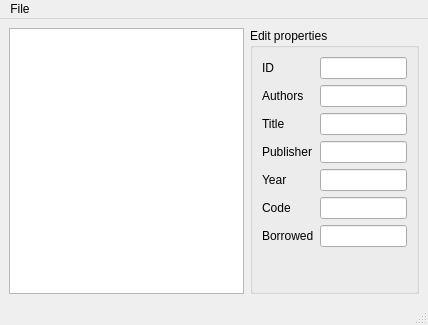
Sl-Alex/CppLearn, file L2_1/books/mainwindow.ui: the form before one commit.
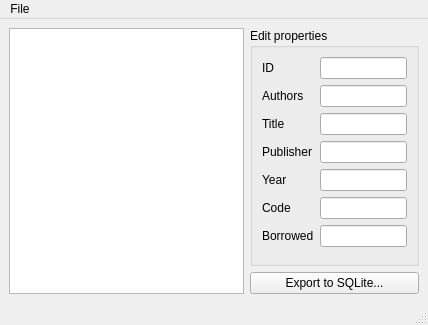
The form after the commit.

Commit message: Export to SQLite

```diff
--- a/L2_1/books/mainwindow.ui
+++ b/L2_1/books/mainwindow.ui
@@ -35,6 +35,8 @@
      </widget>
     </item>
     <item>
+     <layout class="QVBoxLayout" name="verticalLayout">
+      <item>
      <widget class="QGroupBox" name="groupBox">
       <property name="title">
        <string>Edit properties</string>
@@ -114,7 +116,13 @@
      </widget>
     </item>
     <item>
-     <layout class="QVBoxLayout" name="verticalLayout"/>
+       <widget class="QPushButton" name="pushButton">
+        <property name="text">
+         <string>Export to SQLite...</string>
+        </property>
+       </widget>
+      </item>
+     </layout>
     </item>
    </layout>
   </widget>
```
Lines whose indentation alone changed are shown as unchanged. The commit also changes 3 other files.
